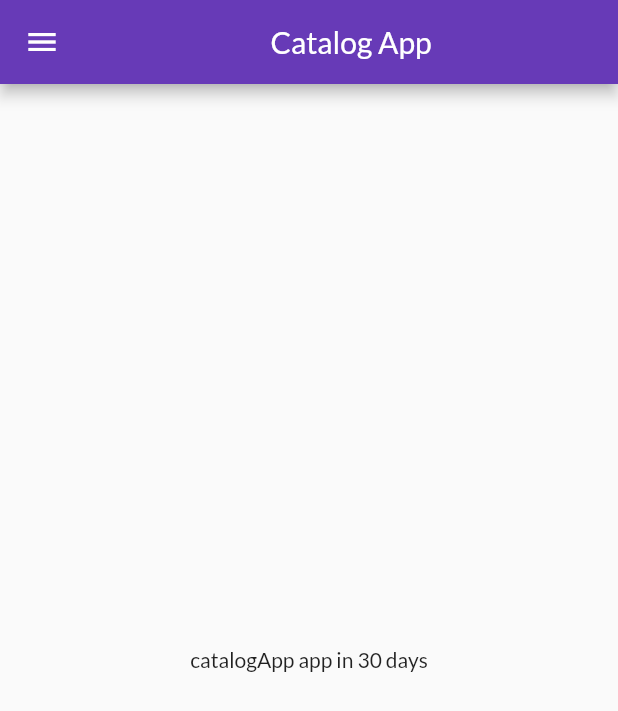
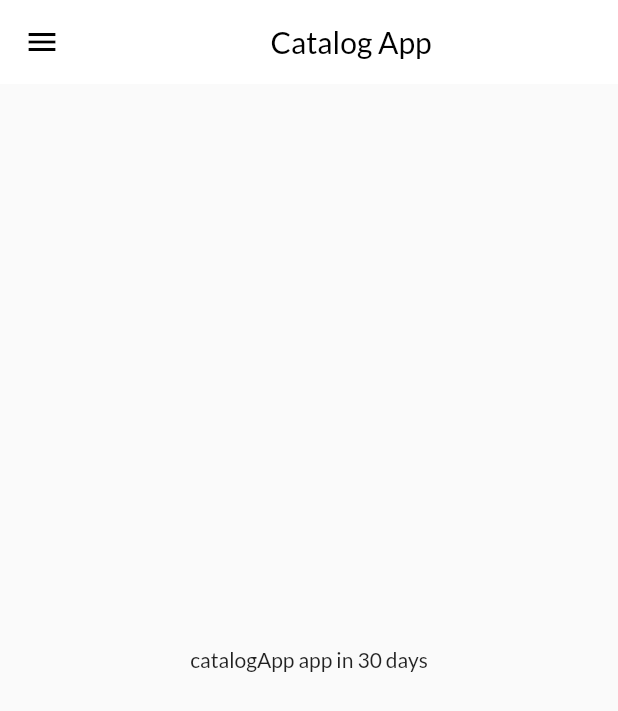
Before and after one commit to balajisainath/fluttercatalogapp, a Flutter app: the screen it shows after launch, on a phone screen of 412 x 824 dp. Shown: the top 711 px of the screen. Run offline on Flutter 3.47's test engine with Material 2 defaults, Android fonts, the phone set to English and light mode, and no system bars; our stand-ins replace google_fonts.

Commit message:
Themes extracted

```diff
--- a/lib/main.dart
+++ b/lib/main.dart
@@ -1,6 +1,7 @@
 import 'package:flutter/material.dart';
 import 'package:flutterapp1/Util/MyRoutes.dart';
 import 'package:flutterapp1/pages/Loginpage.dart';
+import 'package:flutterapp1/widgets/themes.dart';
 import 'package:google_fonts/google_fonts.dart';
 import 'pages/Homepage.dart';
 
@@ -16,9 +17,7 @@ class Myapp extends StatelessWidget {
     return MaterialApp(
       // home: Homepage(),
       themeMode: ThemeMode.light,
-      theme: ThemeData(primarySwatch: Colors.deepPurple,
-      fontFamily: GoogleFonts.lato().fontFamily,
-      ),
+      theme: mythemes.lightTheme(context),
       darkTheme: ThemeData(brightness: Brightness.dark),
       debugShowCheckedModeBanner: false,
       initialRoute: MyRoutes.homeroute,
--- a/lib/pages/Homepage.dart
+++ b/lib/pages/Homepage.dart
@@ -2,19 +2,20 @@ import 'package:flutter/material.dart';
 import 'package:flutterapp1/widgets/MyDrawer.dart';
 
 class Homepage extends StatelessWidget {
-
-  final int days=30;
-  final String name="catalogApp";
+  final int days = 30;
+  final String name = "catalogApp";
   @override
   Widget build(BuildContext context) {
     return Scaffold(
       appBar: AppBar(
-        title: Center(child: Text("Catalog App")),
+        title: Center(
+            child: Text("Catalog App",style: TextStyle(color: Colors.black),),
+        ),
       ),
-       body: Container(
+      body: Container(
         child: Center(child: Text("$name app in $days days")),
       ),
       drawer: MyDrawer(),
-      );
+    );
   }
 }
--- /dev/null
+++ b/lib/widgets/themes.dart
@@ -0,0 +1,19 @@
+import 'package:flutter/cupertino.dart';
+import 'package:flutter/material.dart';
+import 'package:google_fonts/google_fonts.dart';
+
+class mythemes{
+  static ThemeData lightTheme(BuildContext context)=> ThemeData(
+      primarySwatch: Colors.deepPurple,
+      fontFamily: GoogleFonts.lato().fontFamily,
+      appBarTheme: AppBarTheme(
+        backgroundColor: Colors.white,
+        elevation: 0.0,
+        iconTheme: IconThemeData(color: Colors.black),
+      )
+  );
+  static ThemeData datkTheme(BuildContext context) => ThemeData(
+    brightness: Brightness.dark,
+  );
+
+}
```
